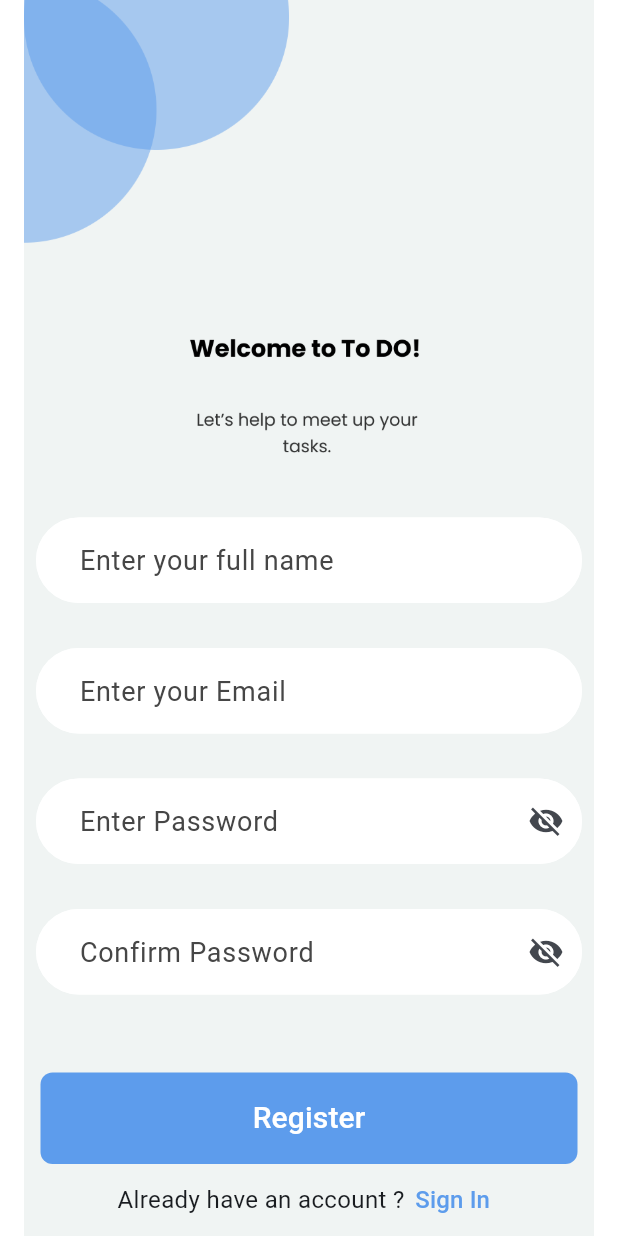
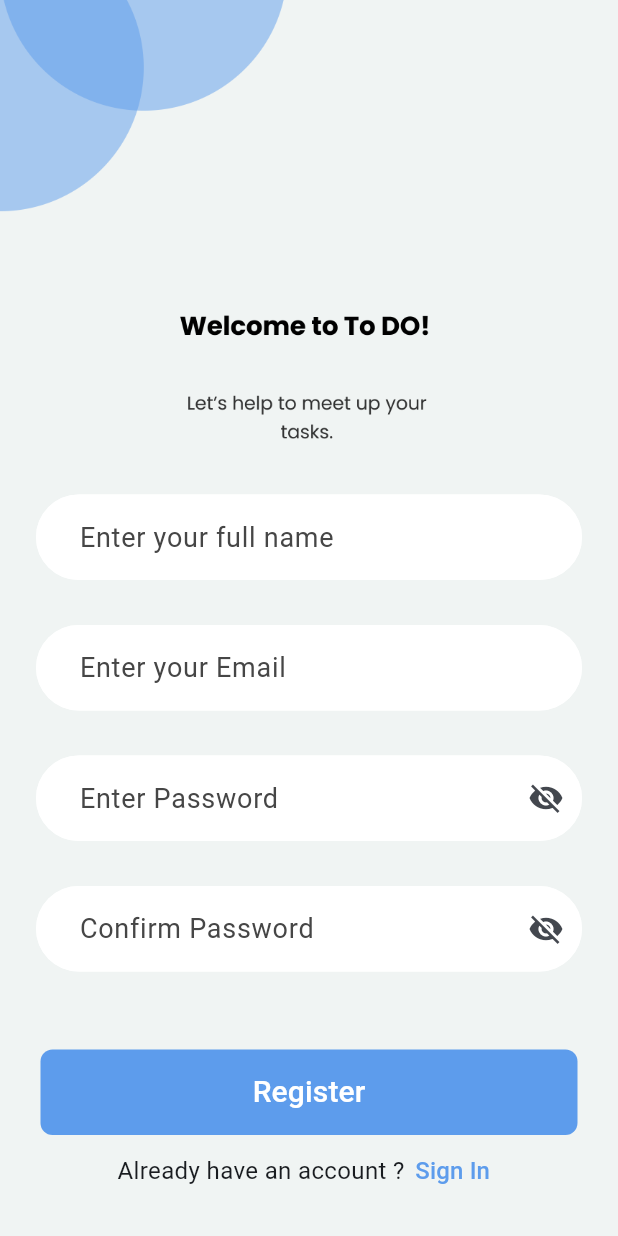
Before and after one commit to KhaledAhmed31/to_do_develp, a Flutter app: the Register screen opened by its route, on a phone screen of 412 x 824 dp. Run offline on Flutter 3.47's test engine with Material 3 defaults, Android fonts, the phone set to English and light mode, and no system bars; drawn by our look-alikes of loader_overlay; our stand-ins replace cloud_firestore, easy_date_timeline, firebase_auth, firebase_core, flutter_slidable, fluttertoast and 1 more; accounts and stored records are empty.

```diff
--- a/lib/screens/register.dart
+++ b/lib/screens/register.dart
@@ -1,4 +1,5 @@
 import 'package:cloud_firestore/cloud_firestore.dart';
+import 'package:flutter/gestures.dart';
 import 'package:flutter/material.dart';
 import 'package:loader_overlay/loader_overlay.dart';
 import 'package:provider/provider.dart';
@@ -32,15 +33,18 @@ class _RegisterState extends State<Register> {
     return LoaderOverlay(
       child: Container(
           decoration: const BoxDecoration(
-              image: DecorationImage(image: AssetImage("assets/regis_bg.png"))),
+              image: DecorationImage(
+                  image: AssetImage("assets/regis_bg.png"), fit: BoxFit.cover)),
           child: Scaffold(
             backgroundColor: Colors.transparent,
             body: Form(
               key: formKey,
+              child: SingleChildScrollView(
+                dragStartBehavior: DragStartBehavior.down,
                 child: Column(
                   children: [
-                  const Expanded(
-                    child: SizedBox(),
+                    SizedBox(
+                      height: MediaQuery.sizeOf(context).height * .4,
                     ),
                     LogTextField(
                       hint: "Enter your full name",
@@ -142,6 +146,7 @@ class _RegisterState extends State<Register> {
                   ],
                 ),
               ),
+            ),
           )),
     );
   }
--- a/lib/tabs/settings.dart
+++ b/lib/tabs/settings.dart
@@ -14,7 +14,7 @@ class Settings extends StatelessWidget {
     return Column(
       children: [
         SizedBox(
-          height: MediaQuery.sizeOf(context).height * .11,
+          height: MediaQuery.sizeOf(context).height * .075,
         ),
         ListTile(
           contentPadding: EdgeInsets.only(right: 5, left: 20),
@@ -44,6 +44,7 @@ class Settings extends StatelessWidget {
             },
           ),
         ),
+        Divider(),
         ListTile(
           contentPadding: EdgeInsets.only(right: 5, left: 20),
           title: Text(
--- a/lib/tabs/tasks_tap.dart
+++ b/lib/tabs/tasks_tap.dart
@@ -26,9 +26,6 @@ class TasksState extends State<Tasks> {
     isDark = Theme.of(context).brightness == Brightness.dark;
 
     return Column(children: [
-      SizedBox(
-        height: MediaQuery.sizeOf(context).height * .05,
-      ),
       Padding(
         padding: const EdgeInsets.only(bottom: 30),
         child: EasyInfiniteDateTimeLine(
--- a/lib/widgets/log_reg_button.dart
+++ b/lib/widgets/log_reg_button.dart
@@ -14,7 +14,7 @@ class LogRegButton extends StatelessWidget {
       ),
       child: TextButton(
         style: TextButton.styleFrom(
-            padding: const EdgeInsets.symmetric(vertical: 16),
+            padding: const EdgeInsets.symmetric(vertical: 14),
             backgroundColor: MyColors.lightBlue,
             shape: const RoundedRectangleBorder(
                 borderRadius: BorderRadius.all(Radius.circular(8)))),
```
Also changed, not shown: lib/screens/edit.dart (+32 -20 lines), lib/screens/login.dart (+7 -2 lines). Lines whose indentation alone changed are shown as unchanged.
